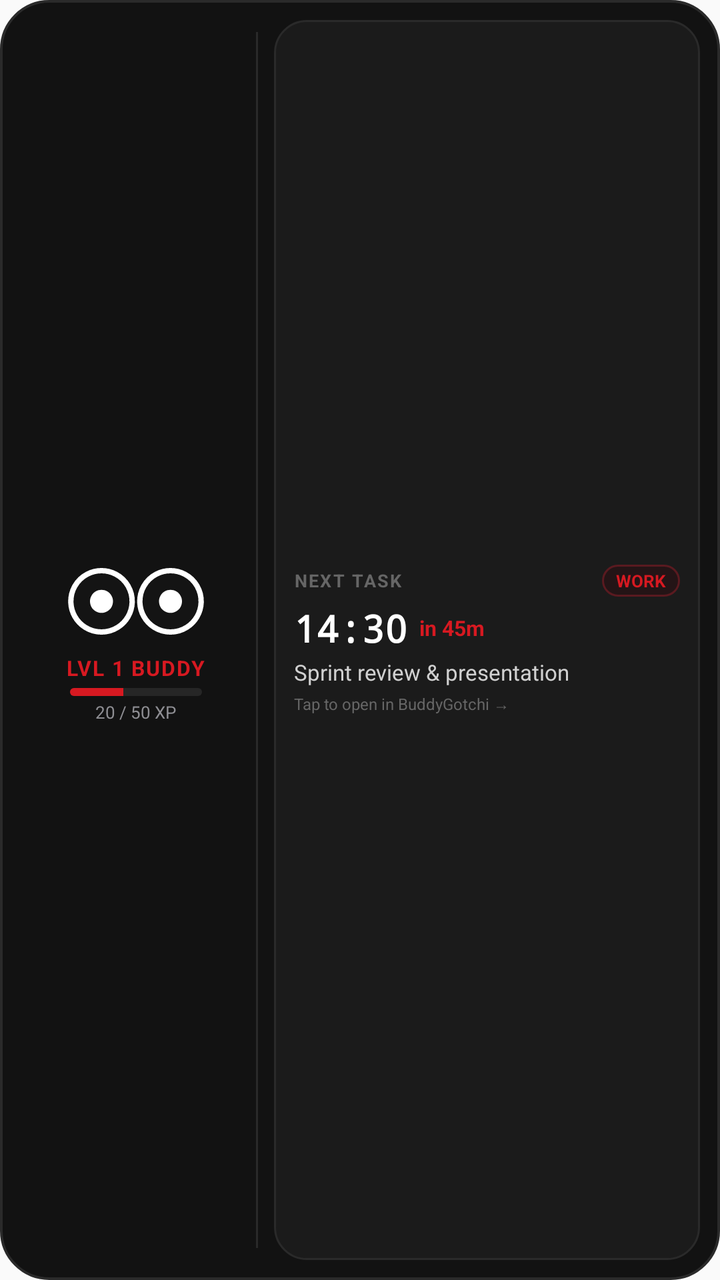
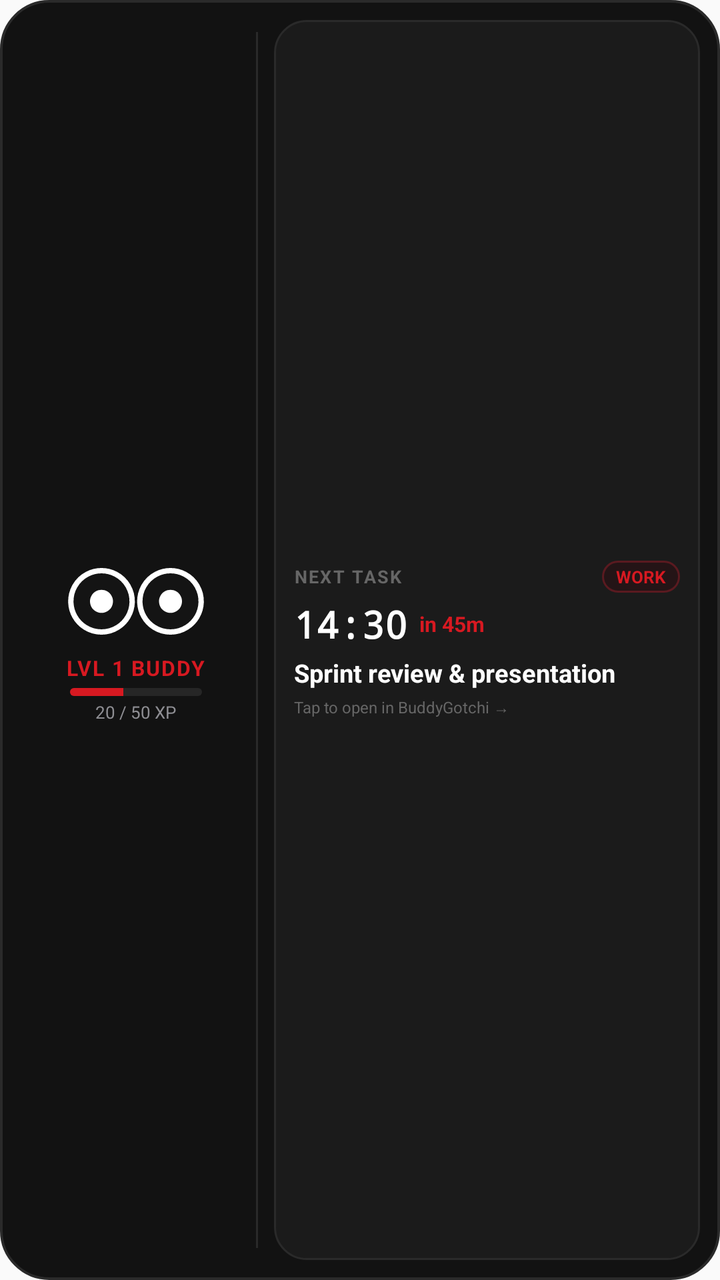

The first picture is an Android layout as it rendered before a commit; the second is the same layout after the commit. The layout source and the unified diff follow.
<!-- AndroidManifest.xml: application theme Theme.BuddyGotchi -->
<!-- res/layout/widget_buddy_task.xml -->
<?xml version="1.0" encoding="utf-8"?>
<LinearLayout xmlns:android="http://schemas.android.com/apk/res/android"
    android:id="@+id/widget_root"
    android:layout_width="match_parent"
    android:layout_height="match_parent"
    android:orientation="horizontal"
    android:background="@drawable/widget_background"
    android:padding="10dp"
    android:gravity="center_vertical">

    
    <LinearLayout
        android:id="@+id/widget_buddy_container"
        android:layout_width="116dp"
        android:layout_height="match_parent"
        android:orientation="vertical"
        android:gravity="center"
        android:padding="4dp">

        
        <ViewFlipper
            android:id="@+id/widget_buddy_eyes_flipper"
            android:layout_width="96dp"
            android:layout_height="46dp"
            android:autoStart="true"
            android:flipInterval="140">

            
            <ImageView android:layout_width="match_parent" android:layout_height="match_parent" android:src="@drawable/buddy_eyes_center" />
            <ImageView android:layout_width="match_parent" android:layout_height="match_parent" android:src="@drawable/buddy_eyes_center" />
            <ImageView android:layout_width="match_parent" android:layout_height="match_parent" android:src="@drawable/buddy_eyes_center" />
            <ImageView android:layout_width="match_parent" android:layout_height="match_parent" android:src="@drawable/buddy_eyes_center" />
            <ImageView android:layout_width="match_parent" android:layout_height="match_parent" android:src="@drawable/buddy_eyes_center" />
            <ImageView android:layout_width="match_parent" android:layout_height="match_parent" android:src="@drawable/buddy_eyes_center" />
            <ImageView android:layout_width="match_parent" android:layout_height="match_parent" android:src="@drawable/buddy_eyes_center" />
            <ImageView android:layout_width="match_parent" android:layout_height="match_parent" android:src="@drawable/buddy_eyes_center" />
            <ImageView android:layout_width="match_parent" android:layout_height="match_parent" android:src="@drawable/buddy_eyes_center" />
            <ImageView android:layout_width="match_parent" android:layout_height="match_parent" android:src="@drawable/buddy_eyes_center" />
            <ImageView android:layout_width="match_parent" android:layout_height="match_parent" android:src="@drawable/buddy_eyes_center" />
            <ImageView android:layout_width="match_parent" android:layout_height="match_parent" android:src="@drawable/buddy_eyes_center" />
            <ImageView android:layout_width="match_parent" android:layout_height="match_parent" android:src="@drawable/buddy_eyes_center" />
            <ImageView android:layout_width="match_parent" android:layout_height="match_parent" android:src="@drawable/buddy_eyes_center" />

            
            <ImageView android:layout_width="match_parent" android:layout_height="match_parent" android:src="@drawable/buddy_eyes_blink_quarter" />
            <ImageView android:layout_width="match_parent" android:layout_height="match_parent" android:src="@drawable/buddy_eyes_blink_closed" />
            <ImageView android:layout_width="match_parent" android:layout_height="match_parent" android:src="@drawable/buddy_eyes_blink_half" />
            <ImageView android:layout_width="match_parent" android:layout_height="match_parent" android:src="@drawable/buddy_eyes_blink_quarter" />

            
            <ImageView android:layout_width="match_parent" android:layout_height="match_parent" android:src="@drawable/buddy_eyes_center" />
            <ImageView android:layout_width="match_parent" android:layout_height="match_parent" android:src="@drawable/buddy_eyes_center" />
            <ImageView android:layout_width="match_parent" android:layout_height="match_parent" android:src="@drawable/buddy_eyes_center" />
            <ImageView android:layout_width="match_parent" android:layout_height="match_parent" android:src="@drawable/buddy_eyes_center" />
            <ImageView android:layout_width="match_parent" android:layout_height="match_parent" android:src="@drawable/buddy_eyes_center" />
            <ImageView android:layout_width="match_parent" android:layout_height="match_parent" android:src="@drawable/buddy_eyes_center" />
            <ImageView android:layout_width="match_parent" android:layout_height="match_parent" android:src="@drawable/buddy_eyes_center" />
            <ImageView android:layout_width="match_parent" android:layout_height="match_parent" android:src="@drawable/buddy_eyes_center" />
            <ImageView android:layout_width="match_parent" android:layout_height="match_parent" android:src="@drawable/buddy_eyes_center" />

            
            <ImageView android:layout_width="match_parent" android:layout_height="match_parent" android:src="@drawable/buddy_eyes_look_right_soft" />
            <ImageView android:layout_width="match_parent" android:layout_height="match_parent" android:src="@drawable/buddy_eyes_look_right" />
            <ImageView android:layout_width="match_parent" android:layout_height="match_parent" android:src="@drawable/buddy_eyes_look_right" />
            <ImageView android:layout_width="match_parent" android:layout_height="match_parent" android:src="@drawable/buddy_eyes_look_right" />
            <ImageView android:layout_width="match_parent" android:layout_height="match_parent" android:src="@drawable/buddy_eyes_look_right" />
            <ImageView android:layout_width="match_parent" android:layout_height="match_parent" android:src="@drawable/buddy_eyes_look_right" />
            <ImageView android:layout_width="match_parent" android:layout_height="match_parent" android:src="@drawable/buddy_eyes_look_right" />
            <ImageView android:layout_width="match_parent" android:layout_height="match_parent" android:src="@drawable/buddy_eyes_look_right" />
            <ImageView android:layout_width="match_parent" android:layout_height="match_parent" android:src="@drawable/buddy_eyes_look_right_soft" />

            
            <ImageView android:layout_width="match_parent" android:layout_height="match_parent" android:src="@drawable/buddy_eyes_center" />
            <ImageView android:layout_width="match_parent" android:layout_height="match_parent" android:src="@drawable/buddy_eyes_center" />
            <ImageView android:layout_width="match_parent" android:layout_height="match_parent" android:src="@drawable/buddy_eyes_center" />
            <ImageView android:layout_width="match_parent" android:layout_height="match_parent" android:src="@drawable/buddy_eyes_center" />
            <ImageView android:layout_width="match_parent" android:layout_height="match_parent" android:src="@drawable/buddy_eyes_center" />
            <ImageView android:layout_width="match_parent" android:layout_height="match_parent" android:src="@drawable/buddy_eyes_center" />
            <ImageView android:layout_width="match_parent" android:layout_height="match_parent" android:src="@drawable/buddy_eyes_center" />
            <ImageView android:layout_width="match_parent" android:layout_height="match_parent" android:src="@drawable/buddy_eyes_center" />

            
            <ImageView android:layout_width="match_parent" android:layout_height="match_parent" android:src="@drawable/buddy_eyes_blink_half" />
            <ImageView android:layout_width="match_parent" android:layout_height="match_parent" android:src="@drawable/buddy_eyes_blink_closed" />
            <ImageView android:layout_width="match_parent" android:layout_height="match_parent" android:src="@drawable/buddy_eyes_blink_quarter" />
            <ImageView android:layout_width="match_parent" android:layout_height="match_parent" android:src="@drawable/buddy_eyes_center" />
            <ImageView android:layout_width="match_parent" android:layout_height="match_parent" android:src="@drawable/buddy_eyes_blink_closed" />
            <ImageView android:layout_width="match_parent" android:layout_height="match_parent" android:src="@drawable/buddy_eyes_blink_half" />

            
            <ImageView android:layout_width="match_parent" android:layout_height="match_parent" android:src="@drawable/buddy_eyes_look_left_soft" />
            <ImageView android:layout_width="match_parent" android:layout_height="match_parent" android:src="@drawable/buddy_eyes_look_left" />
            <ImageView android:layout_width="match_parent" android:layout_height="match_parent" android:src="@drawable/buddy_eyes_look_left" />
            <ImageView android:layout_width="match_parent" android:layout_height="match_parent" android:src="@drawable/buddy_eyes_look_left" />
            <ImageView android:layout_width="match_parent" android:layout_height="match_parent" android:src="@drawable/buddy_eyes_look_left" />
            <ImageView android:layout_width="match_parent" android:layout_height="match_parent" android:src="@drawable/buddy_eyes_look_left" />
            <ImageView android:layout_width="match_parent" android:layout_height="match_parent" android:src="@drawable/buddy_eyes_look_left_soft" />

            
            <ImageView android:layout_width="match_parent" android:layout_height="match_parent" android:src="@drawable/buddy_eyes_center" />
            <ImageView android:layout_width="match_parent" android:layout_height="match_parent" android:src="@drawable/buddy_eyes_center" />
            <ImageView android:layout_width="match_parent" android:layout_height="match_parent" android:src="@drawable/buddy_eyes_center" />
            <ImageView android:layout_width="match_parent" android:layout_height="match_parent" android:src="@drawable/buddy_eyes_center" />
            <ImageView android:layout_width="match_parent" android:layout_height="match_parent" android:src="@drawable/buddy_eyes_center" />
            <ImageView android:layout_width="match_parent" android:layout_height="match_parent" android:src="@drawable/buddy_eyes_center" />

            
            <ImageView android:layout_width="match_parent" android:layout_height="match_parent" android:src="@drawable/buddy_eyes_blink_quarter" />
            <ImageView android:layout_width="match_parent" android:layout_height="match_parent" android:src="@drawable/buddy_eyes_blink_half" />
            <ImageView android:layout_width="match_parent" android:layout_height="match_parent" android:src="@drawable/buddy_eyes_happy" />
            <ImageView android:layout_width="match_parent" android:layout_height="match_parent" android:src="@drawable/buddy_eyes_happy" />
            <ImageView android:layout_width="match_parent" android:layout_height="match_parent" android:src="@drawable/buddy_eyes_happy" />
            <ImageView android:layout_width="match_parent" android:layout_height="match_parent" android:src="@drawable/buddy_eyes_happy" />
            <ImageView android:layout_width="match_parent" android:layout_height="match_parent" android:src="@drawable/buddy_eyes_happy" />
            <ImageView android:layout_width="match_parent" android:layout_height="match_parent" android:src="@drawable/buddy_eyes_happy" />
            <ImageView android:layout_width="match_parent" android:layout_height="match_parent" android:src="@drawable/buddy_eyes_blink_half" />
            <ImageView android:layout_width="match_parent" android:layout_height="match_parent" android:src="@drawable/buddy_eyes_blink_quarter" />

            
            <ImageView android:layout_width="match_parent" android:layout_height="match_parent" android:src="@drawable/buddy_eyes_center" />
            <ImageView android:layout_width="match_parent" android:layout_height="match_parent" android:src="@drawable/buddy_eyes_center" />
            <ImageView android:layout_width="match_parent" android:layout_height="match_parent" android:src="@drawable/buddy_eyes_center" />
            <ImageView android:layout_width="match_parent" android:layout_height="match_parent" android:src="@drawable/buddy_eyes_center" />
            <ImageView android:layout_width="match_parent" android:layout_height="match_parent" android:src="@drawable/buddy_eyes_center" />
            <ImageView android:layout_width="match_parent" android:layout_height="match_parent" android:src="@drawable/buddy_eyes_center" />
            <ImageView android:layout_width="match_parent" android:layout_height="match_parent" android:src="@drawable/buddy_eyes_center" />
            <ImageView android:layout_width="match_parent" android:layout_height="match_parent" android:src="@drawable/buddy_eyes_center" />
            <ImageView android:layout_width="match_parent" android:layout_height="match_parent" android:src="@drawable/buddy_eyes_center" />
            <ImageView android:layout_width="match_parent" android:layout_height="match_parent" android:src="@drawable/buddy_eyes_center" />

        </ViewFlipper>


        
        <TextView
            android:id="@+id/widget_buddy_level"
            android:layout_width="wrap_content"
            android:layout_height="wrap_content"
            android:layout_marginTop="3dp"
            android:text="LVL 1 BUDDY"
            android:textColor="@color/nothing_red"
            android:textSize="10.5sp"
            android:textStyle="bold"
            android:letterSpacing="0.06" />

        
        <ProgressBar
            android:id="@+id/widget_buddy_xp_progress"
            style="?android:attr/progressBarStyleHorizontal"
            android:layout_width="66dp"
            android:layout_height="4dp"
            android:layout_marginTop="3dp"
            android:max="50"
            android:progress="20"
            android:progressDrawable="@drawable/widget_progress_track" />

        
        <TextView
            android:id="@+id/widget_buddy_xp_text"
            android:layout_width="wrap_content"
            android:layout_height="wrap_content"
            android:layout_marginTop="2dp"
            android:text="20 / 50 XP"
            android:textColor="@color/widget_text_secondary"
            android:textSize="8.5sp" />

    </LinearLayout>

    
    <FrameLayout
        android:layout_width="1dp"
        android:layout_height="match_parent"
        android:layout_marginTop="6dp"
        android:layout_marginBottom="6dp"
        android:layout_marginStart="2dp"
        android:layout_marginEnd="8dp"
        android:background="@color/widget_stroke" />

    
    <LinearLayout
        android:id="@+id/widget_task_container"
        android:layout_width="0dp"
        android:layout_height="match_parent"
        android:layout_weight="1"
        android:orientation="vertical"
        android:background="@drawable/widget_task_bg"
        android:paddingStart="10dp"
        android:paddingEnd="10dp"
        android:paddingTop="8dp"
        android:paddingBottom="8dp"
        android:gravity="center_vertical">

        
        <LinearLayout
            android:layout_width="match_parent"
            android:layout_height="wrap_content"
            android:orientation="horizontal"
            android:gravity="center_vertical">

            <TextView
                android:id="@+id/widget_task_header"
                android:layout_width="0dp"
                android:layout_height="wrap_content"
                android:layout_weight="1"
                android:text="NEXT TASK"
                android:textColor="@color/widget_text_muted"
                android:textSize="9sp"
                android:textStyle="bold"
                android:letterSpacing="0.08" />

            <TextView
                android:id="@+id/widget_task_category"
                android:layout_width="wrap_content"
                android:layout_height="wrap_content"
                android:text="WORK"
                android:textColor="@color/nothing_red"
                android:textSize="8.5sp"
                android:textStyle="bold"
                android:background="@drawable/widget_category_pill"
                android:paddingStart="7dp"
                android:paddingEnd="7dp"
                android:paddingTop="2dp"
                android:paddingBottom="2dp" />

        </LinearLayout>

        
        <LinearLayout
            android:layout_width="match_parent"
            android:layout_height="wrap_content"
            android:orientation="horizontal"
            android:gravity="center_vertical"
            android:layout_marginTop="3dp">

            <TextView
                android:id="@+id/widget_task_time"
                android:layout_width="wrap_content"
                android:layout_height="wrap_content"
                android:text="14:30"
                android:textColor="@color/white"
                android:textSize="18.5sp"
                android:textStyle="bold"
                android:typeface="monospace" />

            <TextView
                android:id="@+id/widget_task_countdown"
                android:layout_width="wrap_content"
                android:layout_height="wrap_content"
                android:layout_marginStart="6dp"
                android:text="in 45m"
                android:textColor="@color/nothing_red"
                android:textSize="10.5sp"
                android:textStyle="bold" />

        </LinearLayout>

        
        <TextView
            android:id="@+id/widget_task_description"
            android:layout_width="match_parent"
            android:layout_height="wrap_content"
            android:layout_marginTop="2dp"
            android:text="Sprint review &amp; presentation"
            android:textColor="#D0D0D0"
            android:textSize="11sp"
            android:maxLines="2"
            android:ellipsize="end" />

        
        <TextView
            android:id="@+id/widget_task_footer"
            android:layout_width="wrap_content"
            android:layout_height="wrap_content"
            android:layout_marginTop="3dp"
            android:text="Tap to open in BuddyGotchi →"
            android:textColor="@color/widget_text_muted"
            android:textSize="8sp" />

    </LinearLayout>

</LinearLayout>
<!-- resources referenced by this layout -->
<resources>
  <color name="nothing_red">#FFD71921</color>
  <color name="white">#FFFFFFFF</color>
  <color name="widget_stroke">#FF2A2A2A</color>
  <color name="widget_text_muted">#FF666666</color>
  <color name="widget_text_secondary">#FF8E8E93</color>
  <!-- drawable buddy_eyes_blink_closed (drawable) -->
  <vector xmlns:android="http://schemas.android.com/apk/res/android"
      android:width="96dp"
      android:height="48dp"
      android:viewportWidth="96"
      android:viewportHeight="48">
      
      <path
          android:strokeColor="#FFFFFF"
          android:strokeWidth="3.6"
          android:strokeLineCap="round"
          android:pathData="M 15,24 L 45,24" />
  
      
      <path
          android:strokeColor="#FFFFFF"
          android:strokeWidth="3.6"
          android:strokeLineCap="round"
          android:pathData="M 51,24 L 81,24" />
  </vector>
  <!-- drawable buddy_eyes_happy (drawable) -->
  <vector xmlns:android="http://schemas.android.com/apk/res/android"
      android:width="96dp"
      android:height="48dp"
      android:viewportWidth="96"
      android:viewportHeight="48">
      
      <path
          android:strokeColor="#FFFFFF"
          android:strokeWidth="3.6"
          android:strokeLineCap="round"
          android:pathData="M 15,27 Q 30,13 45,27" />
  
      
      <path
          android:strokeColor="#FFFFFF"
          android:strokeWidth="3.6"
          android:strokeLineCap="round"
          android:pathData="M 51,27 Q 66,13 81,27" />
  </vector>
  <!-- drawable widget_background (drawable) -->
  <?xml version="1.0" encoding="utf-8"?>
  <shape xmlns:android="http://schemas.android.com/apk/res/android"
      android:shape="rectangle">
      <solid android:color="@color/widget_bg" />
      <stroke
          android:width="1.2dp"
          android:color="@color/widget_stroke" />
      <corners android:radius="24dp" />
  </shape>
  <!-- drawable widget_category_pill (drawable) -->
  <?xml version="1.0" encoding="utf-8"?>
  <shape xmlns:android="http://schemas.android.com/apk/res/android"
      android:shape="rectangle">
      <solid android:color="#241416" />
      <stroke
          android:width="1dp"
          android:color="#5A1A20" />
      <corners android:radius="8dp" />
  </shape>
  <!-- drawable widget_progress_track (drawable) -->
  <?xml version="1.0" encoding="utf-8"?>
  <layer-list xmlns:android="http://schemas.android.com/apk/res/android">
      <item android:id="@android:id/background">
          <shape android:shape="rectangle">
              <solid android:color="#262626" />
              <corners android:radius="2dp" />
          </shape>
      </item>
      <item android:id="@android:id/progress">
          <clip>
              <shape android:shape="rectangle">
                  <solid android:color="@color/nothing_red" />
                  <corners android:radius="2dp" />
              </shape>
          </clip>
      </item>
  </layer-list>
  <!-- drawable widget_task_bg (drawable) -->
  <?xml version="1.0" encoding="utf-8"?>
  <shape xmlns:android="http://schemas.android.com/apk/res/android"
      android:shape="rectangle">
      <solid android:color="@color/widget_card_bg" />
      <stroke
          android:width="1dp"
          android:color="@color/widget_stroke" />
      <corners android:radius="16dp" />
  </shape>
  <style name="Theme.BuddyGotchi" parent="android:Theme.Material.Light.NoActionBar" />
  <color name="widget_bg">#FF121212</color>
  <color name="widget_card_bg">#FF1B1B1B</color>
  <!-- unchanged entries left out for length: 7 -->
</resources>

<!-- the commit's change to res/layout/widget_buddy_task.xml (unified diff, before → after) -->
@@ -259,10 +259,11 @@
             android:id="@+id/widget_task_description"
             android:layout_width="match_parent"
             android:layout_height="wrap_content"
-            android:layout_marginTop="2dp"
+            android:layout_marginTop="3dp"
             android:text="Sprint review &amp; presentation"
-            android:textColor="#D0D0D0"
-            android:textSize="11sp"
+            android:textColor="@color/white"
+            android:textSize="12.5sp"
+            android:textStyle="bold"
             android:maxLines="2"
             android:ellipsize="end" />
 
